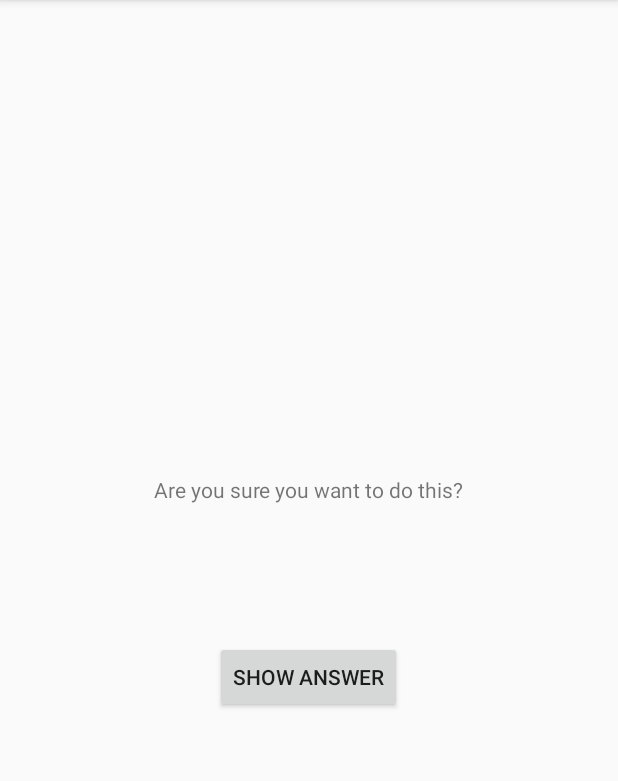
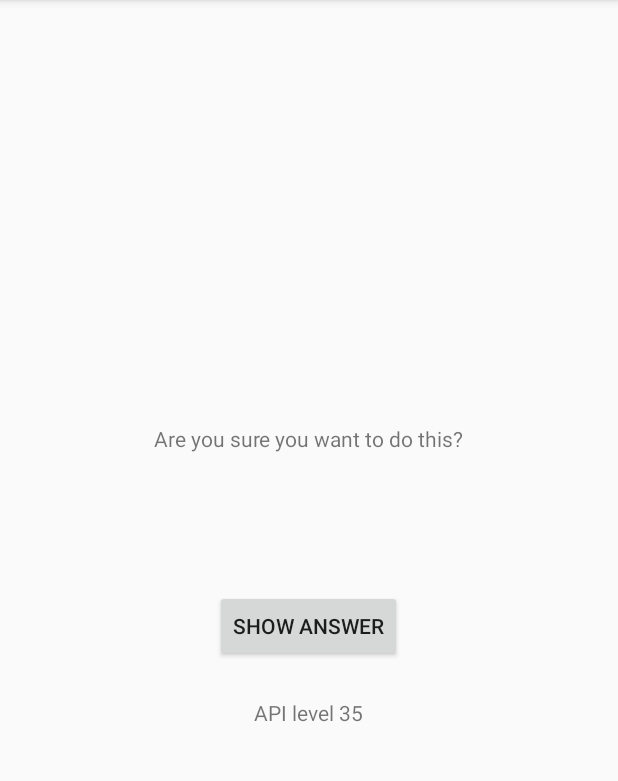
Before and after one commit to Sapeu/-, an Android app: the CheatActivity screen opened directly, with no data from a screen before it, on a phone screen of 412 x 824 dp, the part 84-865 px from its top. Run offline under Robolectric (Android 15) with nearby library versions, the phone set to English and light mode, and no system bars.

Commit message:
Android 编程与兼容性问题(然而需要复习)，在activity上显示API级别
Signed-off-by: Sapeu <707189200@qq.com>

```diff
--- a/GeoQuiz/app/src/main/java/com/sapeu/android/geoquiz/CheatActivity.java
+++ b/GeoQuiz/app/src/main/java/com/sapeu/android/geoquiz/CheatActivity.java
@@ -2,6 +2,7 @@ package com.sapeu.android.geoquiz;
 
 import android.content.Context;
 import android.content.Intent;
+import android.os.Build;
 import android.support.v7.app.AppCompatActivity;
 import android.os.Bundle;
 import android.view.View;
@@ -16,6 +17,7 @@ public class CheatActivity extends AppCompatActivity {
     private boolean mAnswerIsTrue;
     private Button mShowAnswer;
     private TextView mAnswerTextView;
+    private TextView mSdkVersionTextView;
 
     public static Intent newIntent(Context packageCcontext,boolean answerIsTrue){
         Intent i = new Intent(packageCcontext,CheatActivity.class);
@@ -35,6 +37,9 @@ public class CheatActivity extends AppCompatActivity {
         if (null != savedInstanceState){
             mAnswerIsTrue = savedInstanceState.getBoolean(KEY_ANSWER_IS_TRUE,false);
         }
+
+        mSdkVersionTextView = (TextView) findViewById(R.id.sdk_version_text_view);
+        mSdkVersionTextView.setText(String.format("API level %d",Build.VERSION.SDK_INT));
 
         mAnswerIsTrue = getIntent().getBooleanExtra(EXTRA_ANSWER_IS_TRUE,false);
 
--- a/GeoQuiz/app/src/main/res/layout/activity_cheat.xml
+++ b/GeoQuiz/app/src/main/res/layout/activity_cheat.xml
@@ -31,4 +31,10 @@
         android:id="@+id/show_answer_button"
         android:text="@string/show_answer_button"/>
 
+    <TextView
+        android:layout_width="wrap_content"
+        android:layout_height="wrap_content"
+        android:id="@+id/sdk_version_text_view"
+        android:padding="24dp"/>
+
 </LinearLayout>
```
